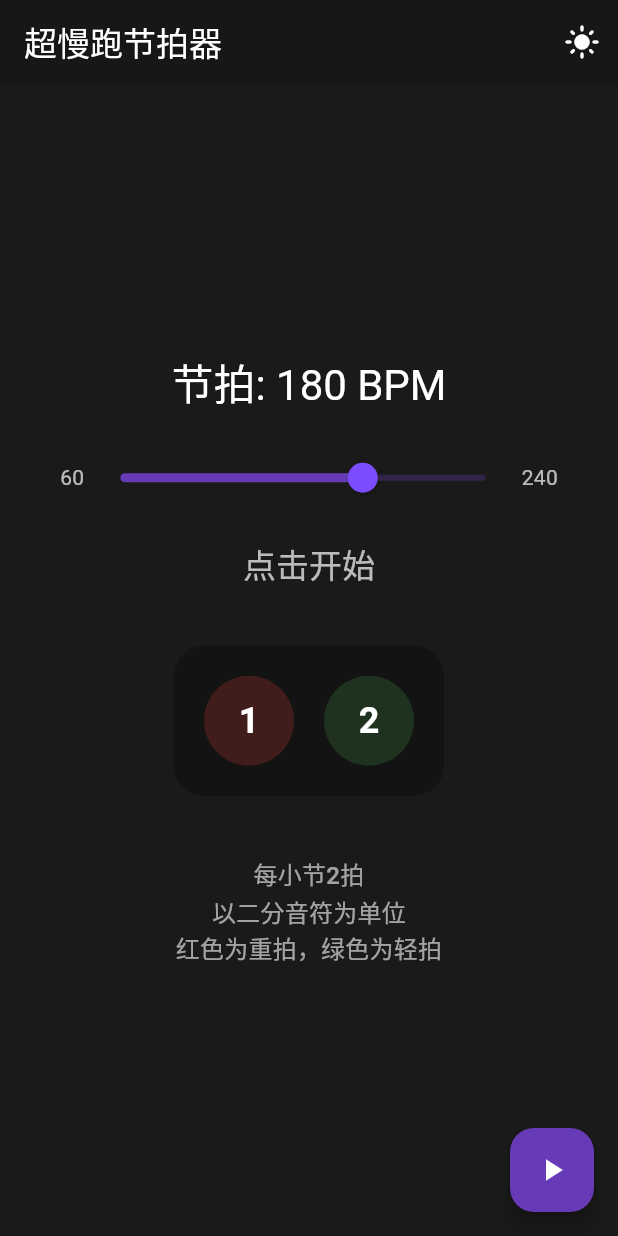
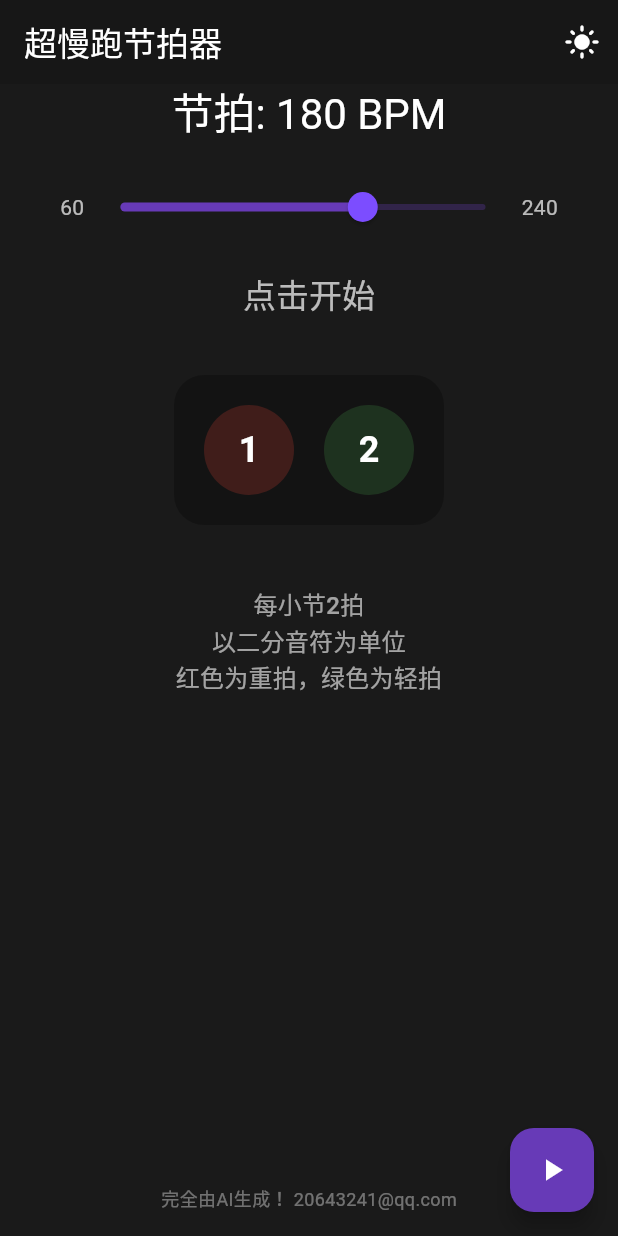
Before and after one commit to sdlyzhuangd/slowmet, a Flutter app: the screen it shows after launch, on a phone screen of 412 x 824 dp. Run offline on Flutter 3.47's test engine with Material 3 defaults, Android fonts, the phone set to English and light mode, and no system bars; our stand-ins replace audioplayers.

Commit message:
页面下部增加版权信息

```diff
--- a/lib/main.dart
+++ b/lib/main.dart
@@ -262,6 +262,17 @@ class _MyHomePageState extends State<MyHomePage> {
                 color: isDark ? Colors.white60 : Colors.black45,
               ),
             ),
+            const Spacer(),
+            Padding(
+              padding: const EdgeInsets.only(bottom: 16.0),
+              child: Text(
+                '完全由AI生成！ 20643241@qq.com',
+                style: TextStyle(
+                  color: isDark ? Colors.white38 : Colors.black38,
+                  fontSize: 12,
+                ),
+              ),
+            ),
           ],
         ),
       ),
```
